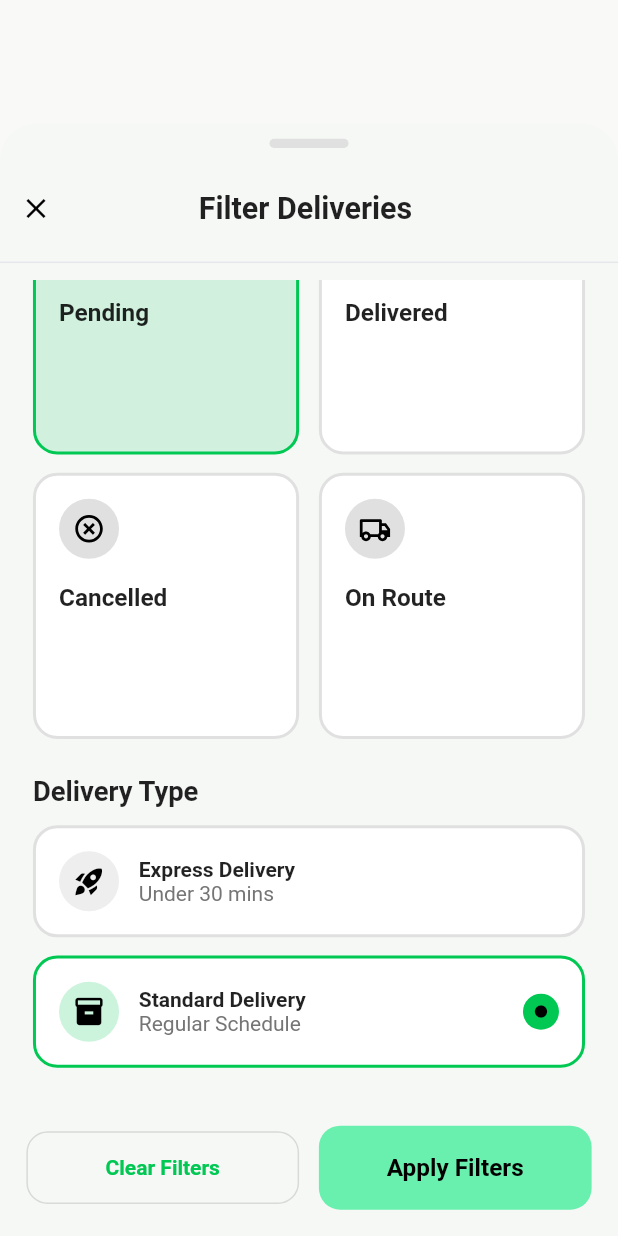
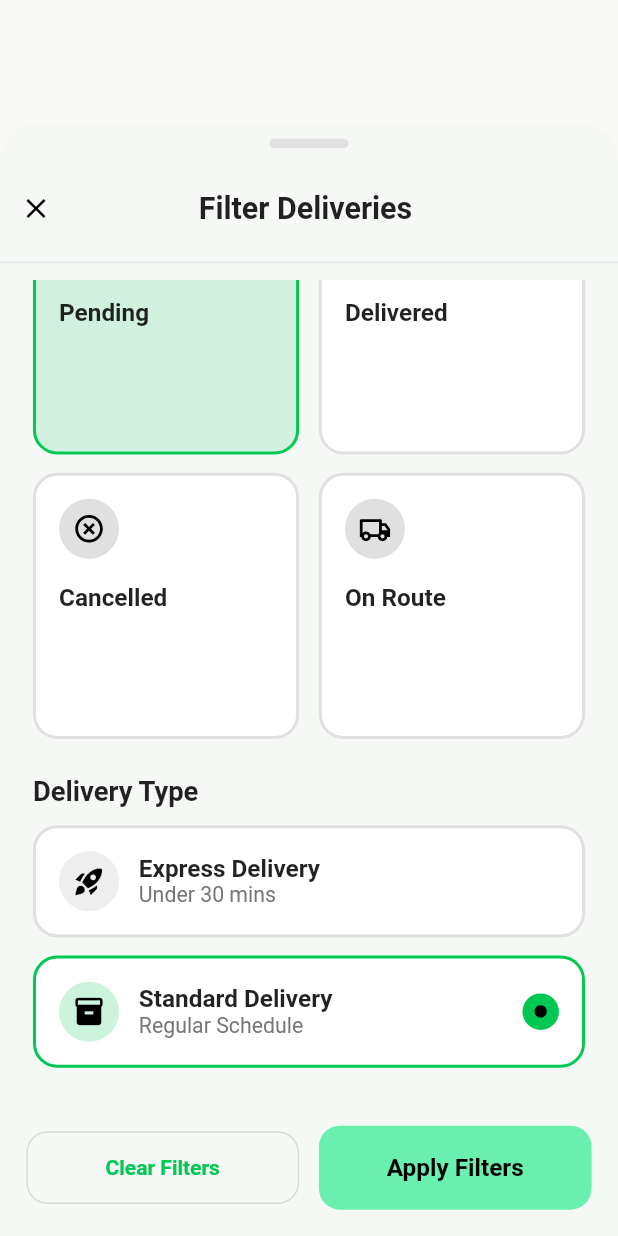
Before and after one commit to gauravsitsolutions/grocery_delivery, a Flutter app: the FilterDeliveriesSheet widget shown alone on an empty page, opened directly, scrolled down 222 dp, on a phone screen of 412 x 824 dp. Run offline on Flutter 3.47's test engine with Material 3 defaults, Android fonts, the phone set to English and light mode, and no system bars; our stand-ins replace fl_chart, in_app_review, persistent_bottom_nav_bar, remixicon, responsive_framework; network calls fail.

Commit message:
refactor: Apply responsive sizing to various UI components using the R utility.

```diff
--- a/lib/widget/filter_deliveries_sheet.dart
+++ b/lib/widget/filter_deliveries_sheet.dart
@@ -226,10 +226,10 @@ class _FilterDeliveriesSheetState extends State<FilterDeliveriesSheet> {
                 ),
                 const Spacer(),
                 if (active)
-                  const CircleAvatar(
-                    radius: 10,
+                  CircleAvatar(
+                    radius: R.r(10),
                     backgroundColor: AppColors.primaryGreen,
-                    child: Icon(Icons.check, size: 14, color: Colors.black),
+                    child: Icon(Icons.check, size: R.sp(14), color: Colors.black),
                   ),
               ],
             ),
@@ -279,17 +279,28 @@ class _FilterDeliveriesSheetState extends State<FilterDeliveriesSheet> {
               child: Column(
                 crossAxisAlignment: CrossAxisAlignment.start,
                 children: [
-                  Text(title,
-                      style: const TextStyle(fontWeight: FontWeight.w700)),
-                  Text(subtitle, style: TextStyle(color: Colors.grey.shade600)),
+                  Text(
+                    title,
+                    style: TextStyle(
+                      fontWeight: FontWeight.w700,
+                      fontSize: R.sp(16),
+                    ),
+                  ),
+                  Text(
+                    subtitle,
+                    style: TextStyle(
+                      color: Colors.grey.shade600,
+                      fontSize: R.sp(14),
+                    ),
+                  ),
                 ],
               ),
             ),
             if (active)
-              const CircleAvatar(
-                radius: 12,
+              CircleAvatar(
+                radius: R.r(12),
                 backgroundColor: AppColors.primaryGreen,
-                child: Icon(Icons.circle, size: 10, color: Colors.black),
+                child: Icon(Icons.circle, size: R.sp(10), color: Colors.black),
               ),
           ],
         ),
```
Also changed, not shown: lib/view/customer_info/customer_info_view.dart (+88 -76 lines), lib/view/dashboard/agent_home_dashboard_view.dart (+7 -1 lines), lib/view/delivery_summary/delivery_completed_view.dart (+5 -3 lines), lib/widget/agent_bottom_nav_item.dart (+4 -4 lines).
